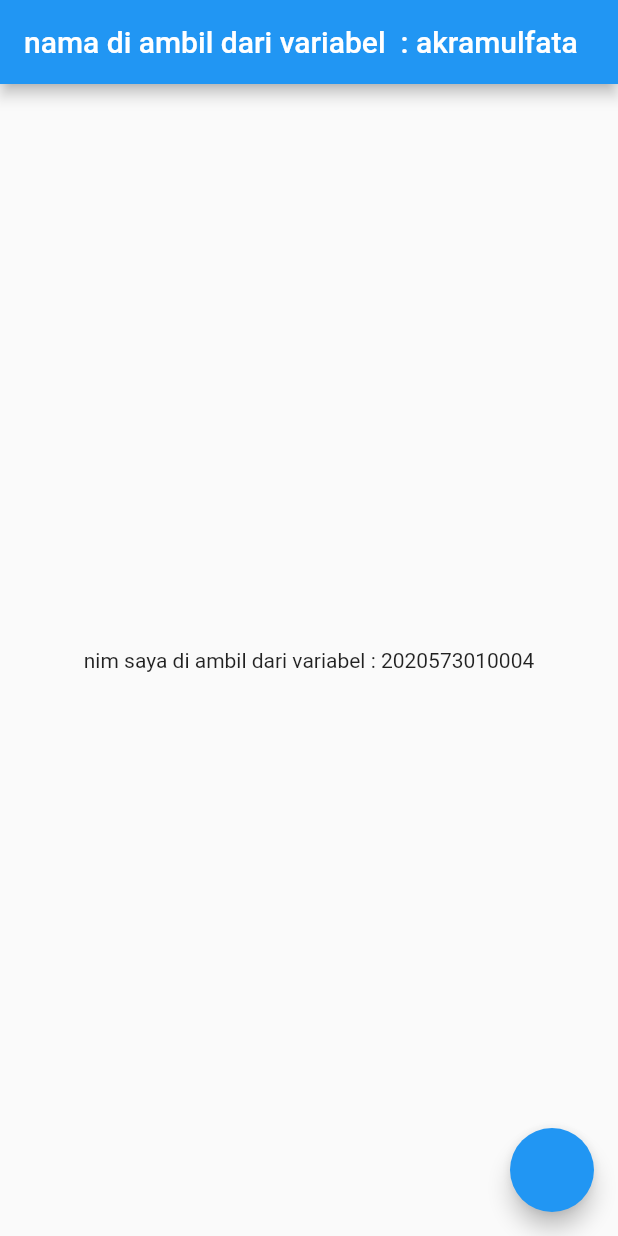
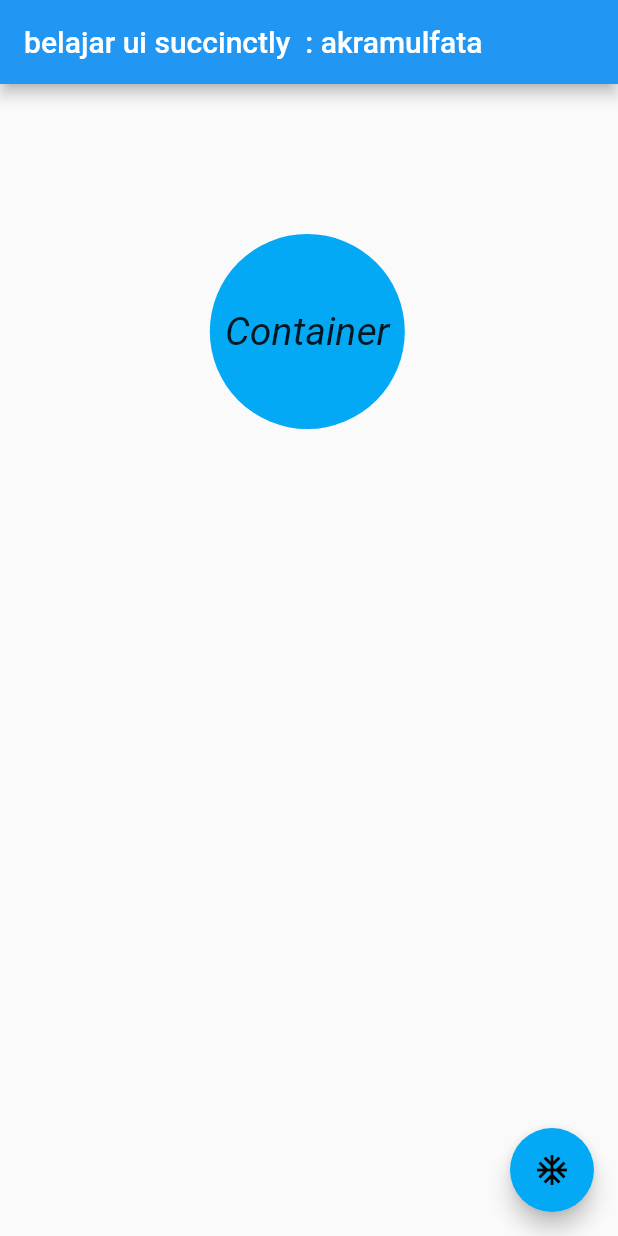
Before and after one commit to akramulfata10/flutter-dasar, a Flutter app: the screen it shows after launch, on a phone screen of 412 x 824 dp. Run offline on Flutter 3.47's test engine with Material 2 defaults, Android fonts, the phone set to English and light mode, and no system bars.

Commit message:
membuat container di flutter

```diff
--- a/lib/main.dart
+++ b/lib/main.dart
@@ -11,29 +11,40 @@ class MyApp extends StatelessWidget {
   @override
   Widget build(BuildContext context) {
     const name = "akramulfata";
-    const nim = "2020573010004";
-
-    const name1 = 'akramulfata';
-    const nim1 = 93009029309;
-    const height1 = 1.85;
-
-    String data(String name, int age, double height) {
-      return "Namaku $name1. nimku $nim1, Tinggiku $height1 meter";
-    }
-
+    // const nim = "2020573010004";
+    // const name1 = 'akramulfata';
+    // const nim1 = 93009029309;
+    // const height1 = 1.85;
+    // String data(String name, int age, double height) {
+    //   return "Namaku $name1. nimku $nim1, Tinggiku $height1 meter";
+    // }
     return MaterialApp(
       debugShowCheckedModeBanner: false,
       home: Scaffold(
-          appBar:
-              AppBar(title: const Text("nama di ambil dari variabel  : $name")),
-          body: const Center(
-            child: Text("nim saya di ambil dari variabel : $nim"),
+        appBar: AppBar(title: const Text("belajar ui succinctly  : $name")),
+        body: Container(
+          margin: EdgeInsets.all(100),
+          padding: EdgeInsets.all(50),
+          decoration: BoxDecoration(
+            color: Colors.lightBlue,
+            shape: BoxShape.circle,
+          ),
+          child: Text('Container'),
         ),
         floatingActionButton: FloatingActionButton(
+          child: Icon(Icons.ac_unit),
           onPressed: () {
-              print(data(name1, nim1, height1));
+            print('oh , it is cold outside');
           },
         ),
-        ));
+      ),
+      theme: ThemeData(
+        primaryColor: Colors.indigo,
+        accentColor: Colors.lightBlue,
+        textTheme: TextTheme(
+          bodyText2: TextStyle(fontSize: 26, fontStyle: FontStyle.italic),
+        ),
+      ),
+    );
   }
 }
```
Lines whose indentation alone changed are shown as unchanged.
